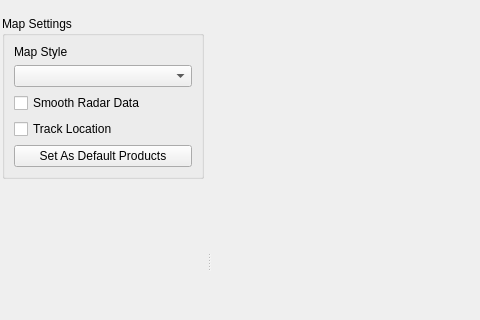
dpaulat/supercell-wx, file scwx-qt/source/scwx/qt/main/main_window.ui: the form before one commit; both pictures show x 0 to 480 and y 122 to 442 of the 1024 by 768 pixel window.
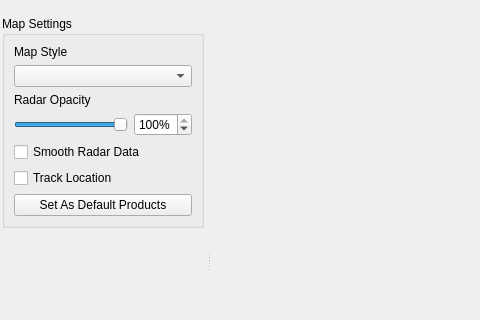
The form after the commit. Icons and pictures are not drawn. Custom widgets are drawn as their Qt base class.

Commit message: Define radar opacity controls in main_window.ui

Diff of the .ui file:
```diff
--- a/scwx-qt/source/scwx/qt/main/main_window.ui
+++ b/scwx-qt/source/scwx/qt/main/main_window.ui
@@ -358,6 +358,63 @@
             <item>
              <widget class="QComboBox" name="mapStyleComboBox"/>
             </item>
+            <item>
+             <widget class="QLabel" name="radarOpacityLabel">
+              <property name="text">
+               <string>Radar Opacity</string>
+              </property>
+             </widget>
+            </item>
+            <item>
+             <widget class="QWidget" name="radarOpacityWidget" native="true">
+              <layout class="QHBoxLayout" name="radarOpacityLayout">
+               <property name="leftMargin">
+                <number>0</number>
+               </property>
+               <property name="topMargin">
+                <number>0</number>
+               </property>
+               <property name="rightMargin">
+                <number>0</number>
+               </property>
+               <property name="bottomMargin">
+                <number>0</number>
+               </property>
+               <item>
+                <widget class="QSlider" name="radarOpacitySlider">
+                 <property name="toolTip">
+                  <string>Radar product opacity. Map styles stay opaque.</string>
+                 </property>
+                 <property name="maximum">
+                  <number>100</number>
+                 </property>
+                 <property name="value">
+                  <number>100</number>
+                 </property>
+                 <property name="orientation">
+                  <enum>Qt::Orientation::Horizontal</enum>
+                 </property>
+                </widget>
+               </item>
+               <item>
+                <widget class="QFocusedSpinBox" name="radarOpacitySpinBox">
+                 <property name="keyboardTracking">
+                  <bool>false</bool>
+                 </property>
+                 <property name="suffix">
+                  <string>%</string>
+                 </property>
+                 <property name="maximum">
+                  <number>100</number>
+                 </property>
+                 <property name="value">
+                  <number>100</number>
+                 </property>
+                </widget>
+               </item>
+              </layout>
+             </widget>
+            </item>
             <item>
              <widget class="QCheckBox" name="smoothRadarDataCheckBox">
               <property name="text">
@@ -654,6 +711,13 @@
    </property>
   </action>
  </widget>
+ <customwidgets>
+  <customwidget>
+   <class>QFocusedSpinBox</class>
+   <extends>QSpinBox</extends>
+   <header>scwx/qt/ui/widgets/focused_spin_box.hpp</header>
+  </customwidget>
+ </customwidgets>
  <resources>
   <include location="../../../../scwx-qt.qrc"/>
  </resources>
```
The commit also changes 1 other file.
